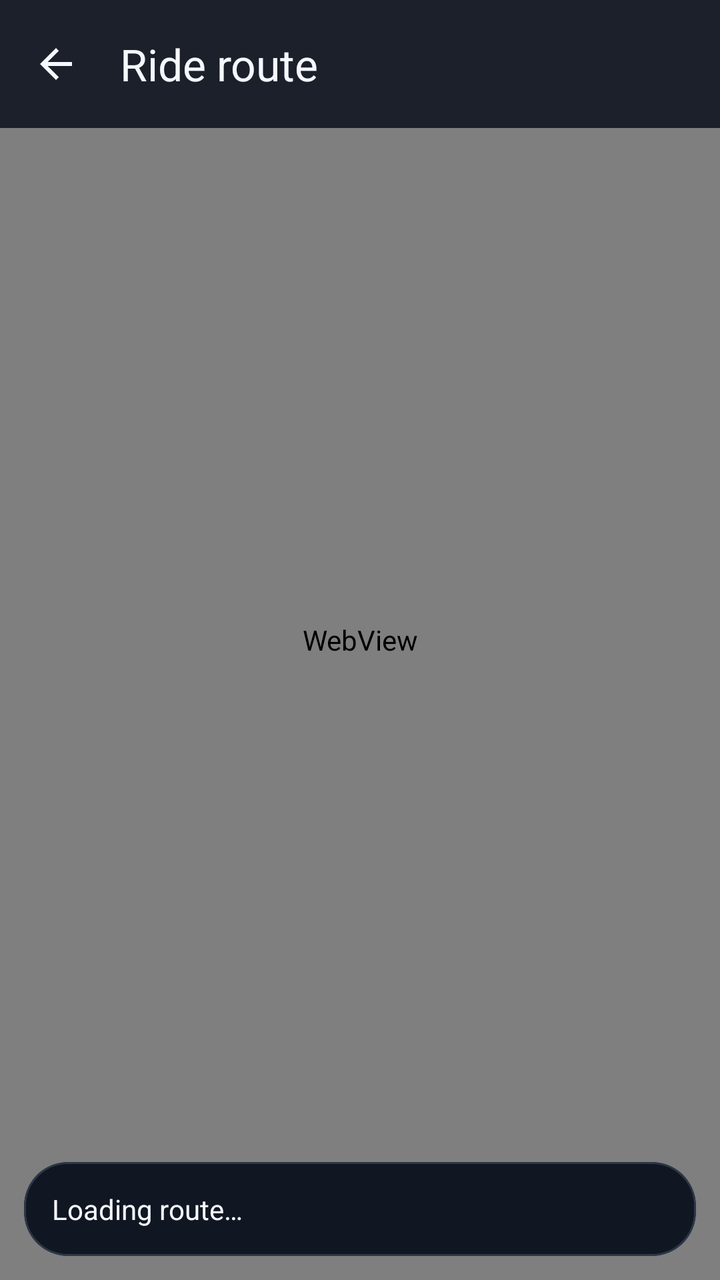
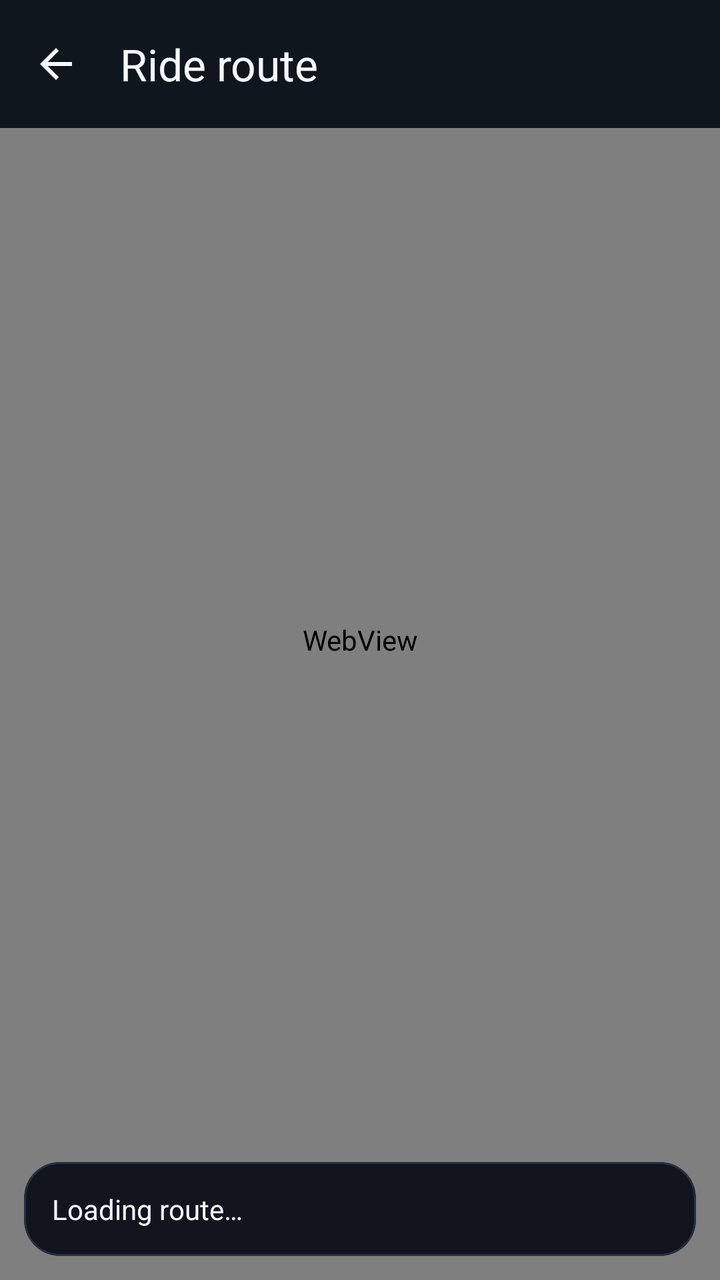

Two renders of the same Android screen: before a commit and after it. Below are the layout's source before the change and the commit's diff.
<!-- AndroidManifest.xml: activity theme Theme.XsrCompanion -->
<!-- res/layout/activity_ride_map.xml -->
<?xml version="1.0" encoding="utf-8"?>
<FrameLayout xmlns:android="http://schemas.android.com/apk/res/android"
    xmlns:app="http://schemas.android.com/apk/res-auto"
    android:id="@+id/mapRoot"
    android:layout_width="match_parent"
    android:layout_height="match_parent"
    android:background="@color/bg_dark">

    <WebView
        android:id="@+id/map"
        android:layout_width="match_parent"
        android:layout_height="match_parent"
        android:background="@color/bg_dark"
        android:importantForAutofill="no" />

    <com.google.android.material.appbar.MaterialToolbar
        android:id="@+id/mapToolbar"
        android:layout_width="match_parent"
        android:layout_height="?attr/actionBarSize"
        android:background="#E6111722"
        app:navigationIcon="@drawable/ic_arrow_back"
        app:navigationIconTint="@color/text_primary"
        app:title="@string/map_ride_route"
        app:titleTextColor="@color/text_primary" />

    <com.google.android.material.card.MaterialCardView
        android:id="@+id/mapSummaryCard"
        style="@style/Widget.Xsr.Card"
        android:layout_width="match_parent"
        android:layout_height="wrap_content"
        android:layout_gravity="bottom"
        android:layout_margin="12dp">

        <TextView
            android:id="@+id/tvMapSummary"
            android:layout_width="match_parent"
            android:layout_height="wrap_content"
            android:padding="14dp"
            android:text="@string/map_loading"
            android:textColor="@color/text_primary"
            android:textSize="14sp" />
    </com.google.android.material.card.MaterialCardView>
</FrameLayout>
<!-- resources referenced by this layout -->
<resources>
  <color name="bg_dark">#080B11</color>
  <style name="Widget.Xsr.Card" parent="Widget.Material3.CardView.Filled">
          <item name="cardBackgroundColor">@color/surface</item>
          <item name="cardCornerRadius">22dp</item>
          <item name="cardElevation">0dp</item>
          <item name="strokeColor">@color/outline_color</item>
          <item name="strokeWidth">1dp</item>
          <item name="contentPadding">0dp</item>
      </style>
  <style name="Theme.XsrCompanion" parent="Theme.Material3.Dark.NoActionBar">
          <item name="colorPrimary">@color/primary</item>
          <item name="colorOnPrimary">@color/on_primary</item>
          <item name="colorPrimaryContainer">@color/primary_dim</item>
          <item name="colorOnPrimaryContainer">@color/text_primary</item>
          <item name="colorSecondary">@color/secondary</item>
          <item name="colorOnSecondary">@color/on_secondary</item>
          <item name="colorTertiary">@color/tertiary</item>
  
          <item name="android:colorBackground">@color/bg_dark</item>
          <item name="colorSurface">@color/surface</item>
          <item name="colorOnSurface">@color/text_primary</item>
          <item name="colorSurfaceVariant">@color/surface_variant</item>
          <item name="colorOnSurfaceVariant">@color/text_secondary</item>
          <item name="colorOutline">@color/outline_color</item>
          <item name="colorError">@color/accent_red</item>
  
          <item name="android:statusBarColor">@android:color/transparent</item>
          <item name="android:navigationBarColor">@android:color/transparent</item>
          <item name="android:windowLightStatusBar">false</item>
          <item name="android:windowLightNavigationBar">false</item>
          <item name="android:enforceStatusBarContrast">false</item>
          <item name="android:enforceNavigationBarContrast">false</item>
          <item name="android:windowBackground">@color/bg_dark</item>
  
          <item name="materialCardViewStyle">@style/Widget.Xsr.Card</item>
          <item name="materialButtonStyle">@style/Widget.Xsr.Button</item>
      </style>
  <color name="surface">#111722</color>
  <color name="outline_color">#2C3748</color>
  <color name="primary">#4D8DFF</color>
  <color name="on_primary">#04122B</color>
  <color name="primary_dim">#1D3A6E</color>
  <color name="secondary">#22D3EE</color>
  <color name="on_secondary">#001F24</color>
  <color name="tertiary">#A78BFA</color>
  <color name="surface_variant">#1A2231</color>
  <color name="text_secondary">#A7B3C7</color>
  <color name="accent_red">#F87171</color>
  <style name="Widget.Xsr.Button" parent="Widget.Material3.Button">
          <item name="cornerRadius">18dp</item>
          <item name="android:minHeight">52dp</item>
          <item name="android:textAllCaps">false</item>
      </style>
  <!-- unchanged entries left out for length: 4 -->
</resources>

<!-- the commit's change to res/layout/activity_ride_map.xml (unified diff, before → after) -->
@@ -17,7 +17,7 @@
         android:id="@+id/mapToolbar"
         android:layout_width="match_parent"
         android:layout_height="?attr/actionBarSize"
-        android:background="#E6111722"
+        android:background="#F20B111A"
         app:navigationIcon="@drawable/ic_arrow_back"
         app:navigationIconTint="@color/text_primary"
         app:title="@string/map_ride_route"
@@ -29,7 +29,8 @@
         android:layout_width="match_parent"
         android:layout_height="wrap_content"
         android:layout_gravity="bottom"
-        android:layout_margin="12dp">
+        android:layout_margin="12dp"
+        app:cardCornerRadius="18dp">
 
         <TextView
             android:id="@+id/tvMapSummary"
<!-- resource entries referenced after the edit -->
@@ -1,13 +1,14 @@
 <!-- resources referenced by this layout -->
 <resources>
-  <color name="bg_dark">#080B11</color>
+  <color name="bg_dark">#07090D</color>
   <style name="Widget.Xsr.Card" parent="Widget.Material3.CardView.Filled">
           <item name="cardBackgroundColor">@color/surface</item>
-          <item name="cardCornerRadius">22dp</item>
+          <item name="cardCornerRadius">20dp</item>
           <item name="cardElevation">0dp</item>
           <item name="strokeColor">@color/outline_color</item>
           <item name="strokeWidth">1dp</item>
           <item name="contentPadding">0dp</item>
+          <item name="rippleColor">@color/ripple</item>
       </style>
   <style name="Theme.XsrCompanion" parent="Theme.Material3.Dark.NoActionBar">
           <item name="colorPrimary">@color/primary</item>
@@ -32,26 +33,51 @@
           <item name="android:windowLightNavigationBar">false</item>
           <item name="android:enforceStatusBarContrast">false</item>
           <item name="android:enforceNavigationBarContrast">false</item>
-          <item name="android:windowBackground">@color/bg_dark</item>
+          <item name="android:windowBackground">@drawable/bg_app</item>
   
           <item name="materialCardViewStyle">@style/Widget.Xsr.Card</item>
           <item name="materialButtonStyle">@style/Widget.Xsr.Button</item>
+          <item name="materialAlertDialogTheme">@style/ThemeOverlay.Xsr.Dialog</item>
       </style>
-  <color name="surface">#111722</color>
-  <color name="outline_color">#2C3748</color>
+  <color name="surface">#10151E</color>
+  <color name="outline_color">#26303F</color>
+  <color name="ripple">#24FFFFFF</color>
   <color name="primary">#4D8DFF</color>
   <color name="on_primary">#04122B</color>
   <color name="primary_dim">#1D3A6E</color>
   <color name="secondary">#22D3EE</color>
   <color name="on_secondary">#001F24</color>
   <color name="tertiary">#A78BFA</color>
-  <color name="surface_variant">#1A2231</color>
-  <color name="text_secondary">#A7B3C7</color>
+  <color name="surface_variant">#161D29</color>
+  <color name="text_secondary">#A9B5C8</color>
   <color name="accent_red">#F87171</color>
+  <!-- drawable bg_app (drawable) -->
+  <?xml version="1.0" encoding="utf-8"?>
+  <shape xmlns:android="http://schemas.android.com/apk/res/android"
+      android:shape="rectangle">
+      <gradient
+          android:angle="270"
+          android:centerColor="#080C13"
+          android:endColor="#07090D"
+          android:startColor="#0C1320" />
+  </shape>
   <style name="Widget.Xsr.Button" parent="Widget.Material3.Button">
-          <item name="cornerRadius">18dp</item>
-          <item name="android:minHeight">52dp</item>
+          <item name="cornerRadius">16dp</item>
+          <item name="android:minHeight">48dp</item>
           <item name="android:textAllCaps">false</item>
+          <item name="android:textSize">14sp</item>
+          <item name="android:letterSpacing">0.01</item>
+          <item name="iconPadding">8dp</item>
+      </style>
+  <style name="ThemeOverlay.Xsr.Dialog" parent="ThemeOverlay.Material3.MaterialAlertDialog">
+          <item name="colorSurface">@color/surface</item>
+          <item name="colorSurfaceContainerHigh">@color/surface</item>
+          <item name="colorOnSurface">@color/text_primary</item>
+          <item name="shapeAppearanceOverlay">@style/ShapeAppearanceOverlay.Xsr.Dialog</item>
+      </style>
+  <style name="ShapeAppearanceOverlay.Xsr.Dialog" parent="">
+          <item name="cornerFamily">rounded</item>
+          <item name="cornerSize">24dp</item>
       </style>
   <!-- unchanged entries left out for length: 4 -->
 </resources>
